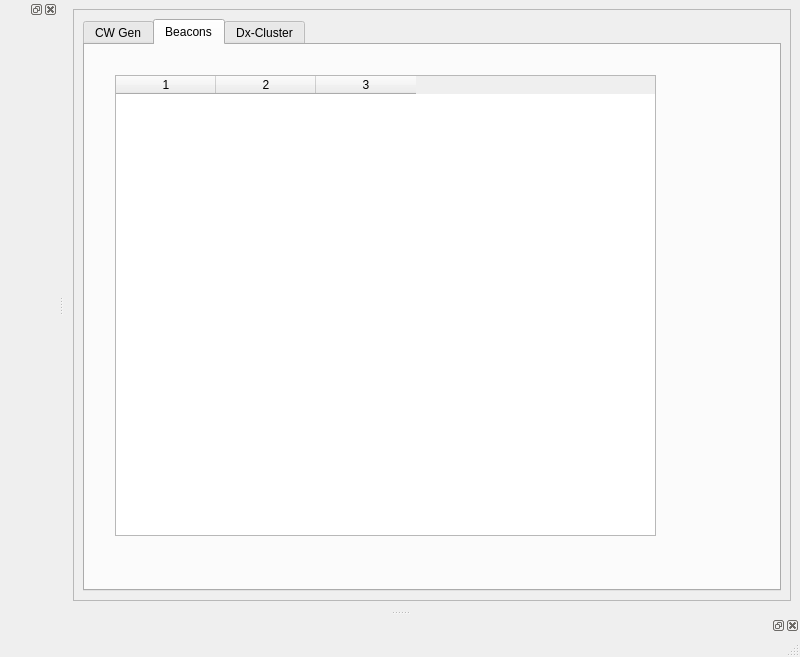
Qt form ContestUi.ui (timseed/Contest) before a commit.
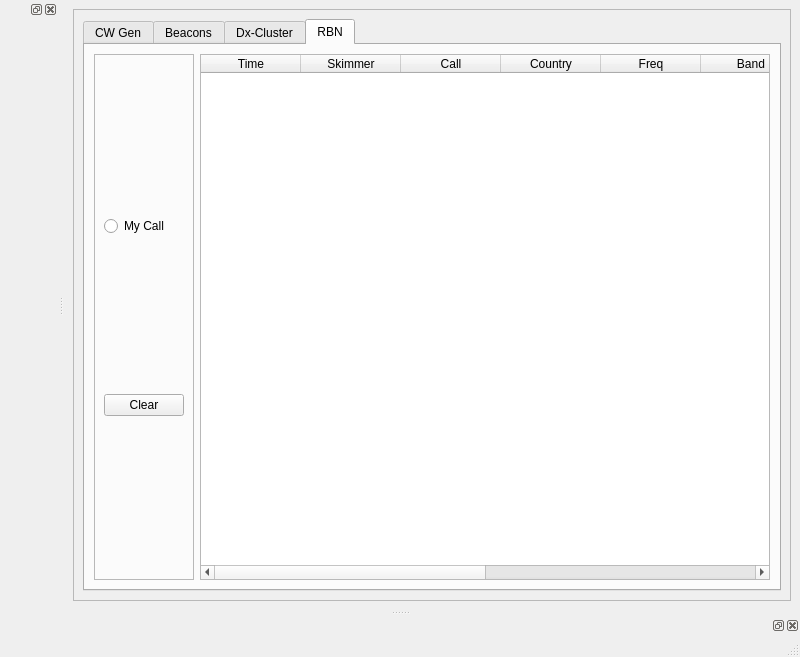
The same form after that commit.

Commit message: RBN Added - little work still to do

What changed in the file:
```diff
--- a/ContestUi.ui
+++ b/ContestUi.ui
@@ -27,7 +27,7 @@
        <item>
         <widget class="QTabWidget" name="tabWidget">
          <property name="currentIndex">
-          <number>1</number>
+          <number>3</number>
          </property>
          <widget class="QWidget" name="tab">
           <attribute name="title">
@@ -76,6 +76,87 @@
            <string>Dx-Cluster</string>
           </attribute>
          </widget>
+         <widget class="QWidget" name="tab_4">
+          <attribute name="title">
+           <string>RBN</string>
+          </attribute>
+          <layout class="QHBoxLayout" name="horizontalLayout_4">
+           <item>
+            <widget class="QFrame" name="frame_2">
+             <property name="frameShape">
+              <enum>QFrame::StyledPanel</enum>
+             </property>
+             <property name="frameShadow">
+              <enum>QFrame::Raised</enum>
+             </property>
+             <layout class="QVBoxLayout" name="verticalLayout_2">
+              <item>
+               <widget class="QRadioButton" name="rbnMycall">
+                <property name="text">
+                 <string>My Call</string>
+                </property>
+               </widget>
+              </item>
+              <item>
+               <widget class="QPushButton" name="rbnClear">
+                <property name="text">
+                 <string>Clear</string>
+                </property>
+               </widget>
+              </item>
+             </layout>
+            </widget>
+           </item>
+           <item>
+            <widget class="QTableWidget" name="rbnTable">
+             <property name="sortingEnabled">
+              <bool>true</bool>
+             </property>
+             <property name="columnCount">
+              <number>10</number>
+             </property>
+             <column>
+              <property name="text">
+               <string>Time</string>
+              </property>
+             </column>
+             <column>
+              <property name="text">
+               <string>Skimmer</string>
+              </property>
+             </column>
+             <column>
+              <property name="text">
+               <string>Call</string>
+              </property>
+             </column>
+             <column>
+              <property name="text">
+               <string>Country</string>
+              </property>
+             </column>
+             <column>
+              <property name="text">
+               <string>Freq</string>
+              </property>
+             </column>
+             <column>
+              <property name="text">
+               <string>Band</string>
+              </property>
+             </column>
+             <column>
+              <property name="text">
+               <string>S/N</string>
+              </property>
+             </column>
+             <column/>
+             <column/>
+             <column/>
+            </widget>
+           </item>
+          </layout>
+         </widget>
         </widget>
        </item>
       </layout>
```
Left out of the diff: 2 changed lines with no effect on the pictures. The commit also changes 2 other files.
